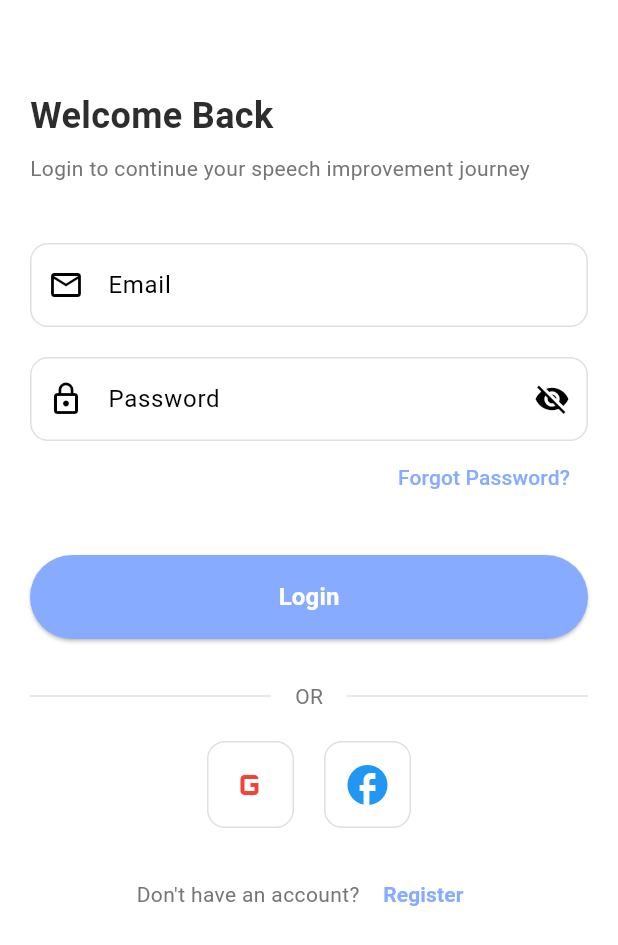
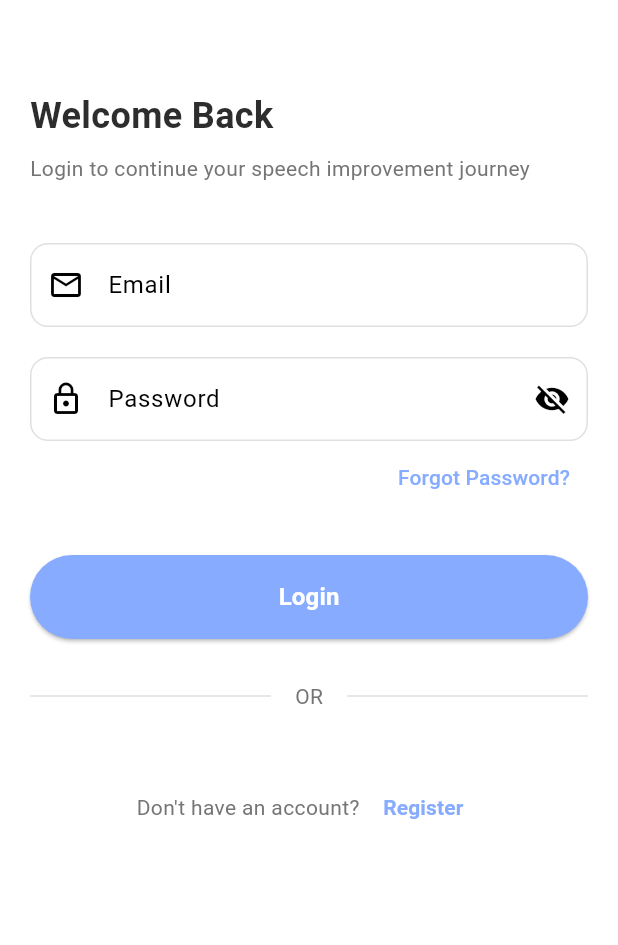
Before and after one commit to naela-girsy-projects/Project-VocalLabs, a Flutter app: the screen it shows after launch, after a tap on "LOG IN", on a phone screen of 412 x 824 dp. Shown: the top 945 px of the screen. Run offline on Flutter 3.47's test engine with Material 3 defaults, Android fonts, the light colour scheme and no system bars; our stand-ins replace audioplayers, cloud_firestore, firebase_auth, firebase_core, fl_chart, google_fonts and 2 more; missing offline and left inert: file_selector, record, universal_html; accounts and stored records are empty; Roboto replaces fonts that are missing (Poppins).

Commit message:
Updated Login screen !

```diff
--- a/Client/lib/screens/login_screen.dart
+++ b/Client/lib/screens/login_screen.dart
@@ -183,26 +183,6 @@ class _LoginScreenState extends State<LoginScreen> {
                   ],
                 ),
                 const SizedBox(height: 20),
-                Row(
-                  mainAxisAlignment: MainAxisAlignment.center,
-                  children: [
-                    _buildSocialLoginButton(
-                      icon: Icons.g_mobiledata,
-                      color: Colors.red,
-                      onPressed: () {
-                        // Add Google login logic
-                      },
-                    ),
-                    const SizedBox(width: 20),
-                    _buildSocialLoginButton(
-                      icon: Icons.facebook,
-                      color: Colors.blue,
-                      onPressed: () {
-                        // Add Facebook login logic
-                      },
-                    ),
-                  ],
-                ),
                 const SizedBox(height: 20),
                 Row(
                   mainAxisAlignment: MainAxisAlignment.center,
@@ -232,23 +212,4 @@ class _LoginScreenState extends State<LoginScreen> {
       ),
     );
   }
-
-  Widget _buildSocialLoginButton({
-    required IconData icon,
-    required Color color,
-    required VoidCallback onPressed,
-  }) {
-    return InkWell(
-      onTap: onPressed,
-      borderRadius: BorderRadius.circular(12),
-      child: Container(
-        padding: const EdgeInsets.all(12),
-        decoration: BoxDecoration(
-          border: Border.all(color: Colors.grey.shade300),
-          borderRadius: BorderRadius.circular(12),
-        ),
-        child: Icon(icon, size: 32, color: color),
-      ),
-    );
-  }
 }
```
